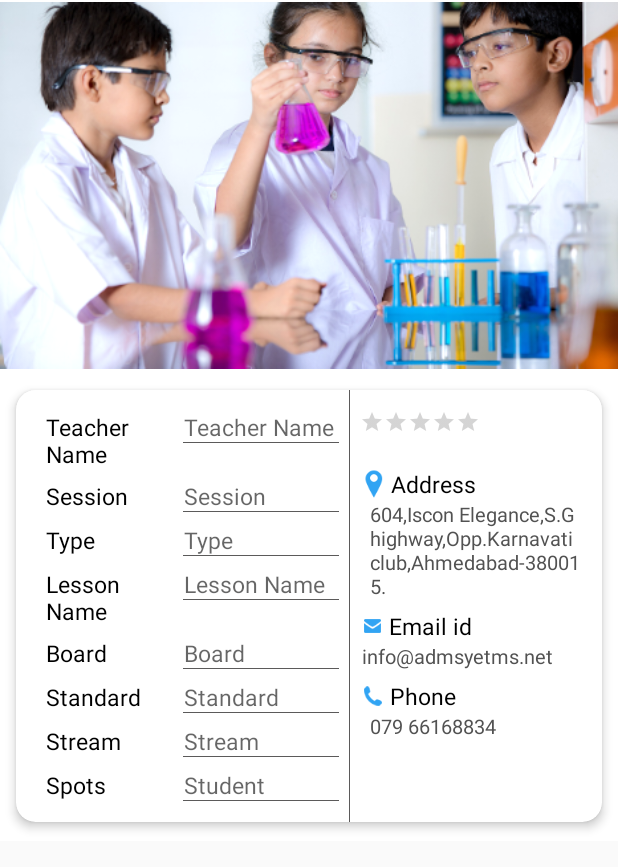
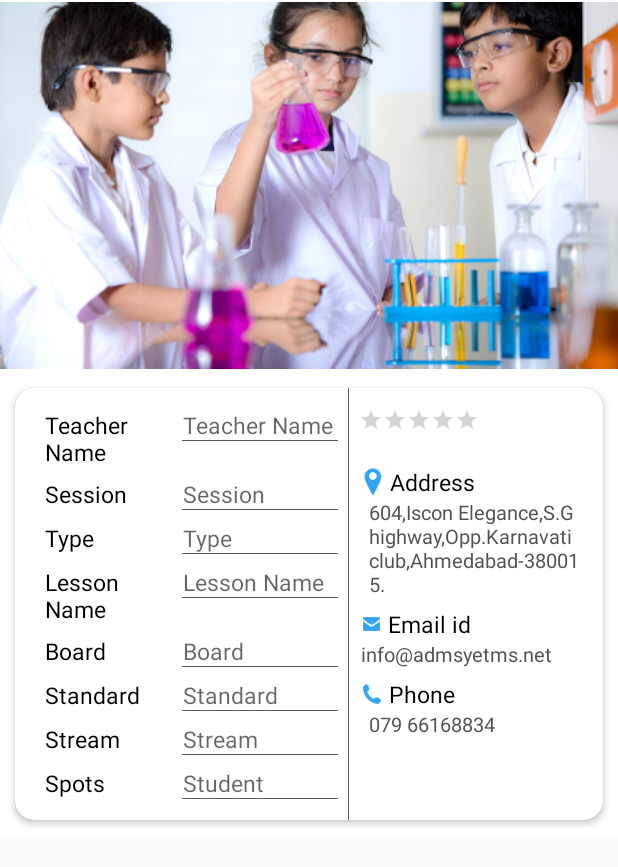
Before and after one commit to Adms1/ClassSafari, an Android app: the layout session_card_layout_1.xml on its own in the app's theme, with its tools: preview values and no code run, on a phone screen of 412 x 824 dp. Shown: the top 867 px of the screen. Run offline under Robolectric (Android 15) with nearby library versions, the light colour scheme and no system bars.

Commit message:
Today Commit

```diff
--- a/app/src/main/java/com/adms/classsafari/Activites/SessionName.java
+++ b/app/src/main/java/com/adms/classsafari/Activites/SessionName.java
@@ -220,6 +220,7 @@ public class SessionName extends AppCompatActivity {
         inback.putExtra("city", locationStr);
         inback.putExtra("sessionName", classNameStr);
         inback.putExtra("city", locationStr);
+        inback.putExtra("searchfront",searchfront);
         inback.putExtra("sessionName", classNameStr);
         inback.setFlags(Intent.FLAG_ACTIVITY_CLEAR_TOP | Intent.FLAG_ACTIVITY_NEW_TASK);
         startActivity(inback);
--- a/app/src/main/res/layout/session_card_layout_1.xml
+++ b/app/src/main/res/layout/session_card_layout_1.xml
@@ -24,7 +24,7 @@
             android:layout_margin="@dimen/_2sdp"
             card_view:cardBackgroundColor="@color/white"
             card_view:cardCornerRadius="@dimen/_10sdp"
-            card_view:cardElevation="4dp"
+            card_view:cardElevation="3dp"
             card_view:cardUseCompatPadding="true">
         <LinearLayout
             android:layout_width="match_parent"
--- a/app/src/main/res/layout/session_description_item.xml
+++ b/app/src/main/res/layout/session_description_item.xml
@@ -11,7 +11,7 @@
         android:layout_margin="@dimen/_2sdp"
         card_view:cardBackgroundColor="@color/white"
         card_view:cardCornerRadius="@dimen/_10sdp"
-        card_view:cardElevation="4dp"
+        card_view:cardElevation="3dp"
         card_view:cardUseCompatPadding="true">
 
         <LinearLayout
--- a/app/src/main/res/layout/session_review_card_layout_1.xml
+++ b/app/src/main/res/layout/session_review_card_layout_1.xml
@@ -13,7 +13,7 @@
         android:layout_margin="@dimen/_2sdp"
         card_view:cardBackgroundColor="@color/white"
         card_view:cardCornerRadius="@dimen/_10sdp"
-        card_view:cardElevation="4dp"
+        card_view:cardElevation="3dp"
         card_view:cardUseCompatPadding="true">
 
         <LinearLayout
```
